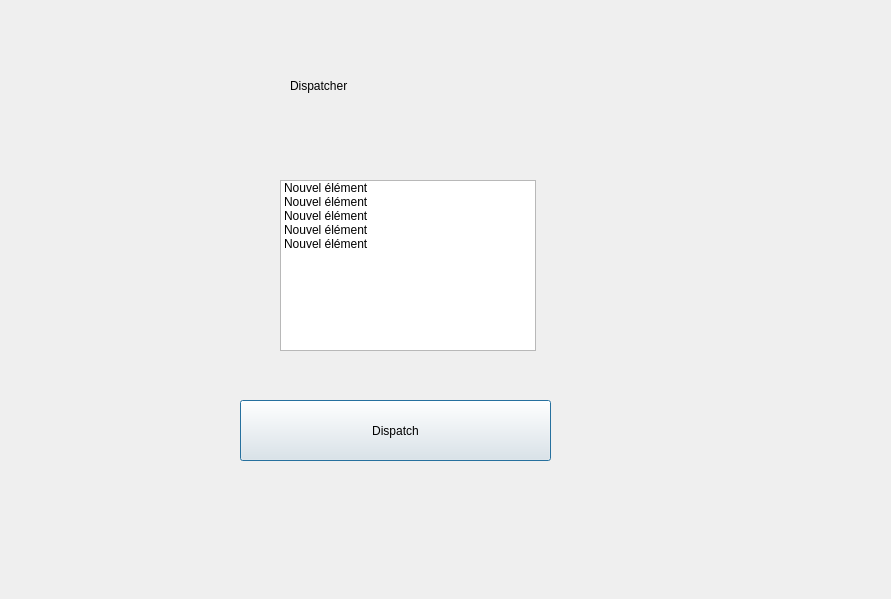
Old version of the form SmartOrderManager/dispatcher_interface.ui in the repository nassimlnd/SmartOrderManager.
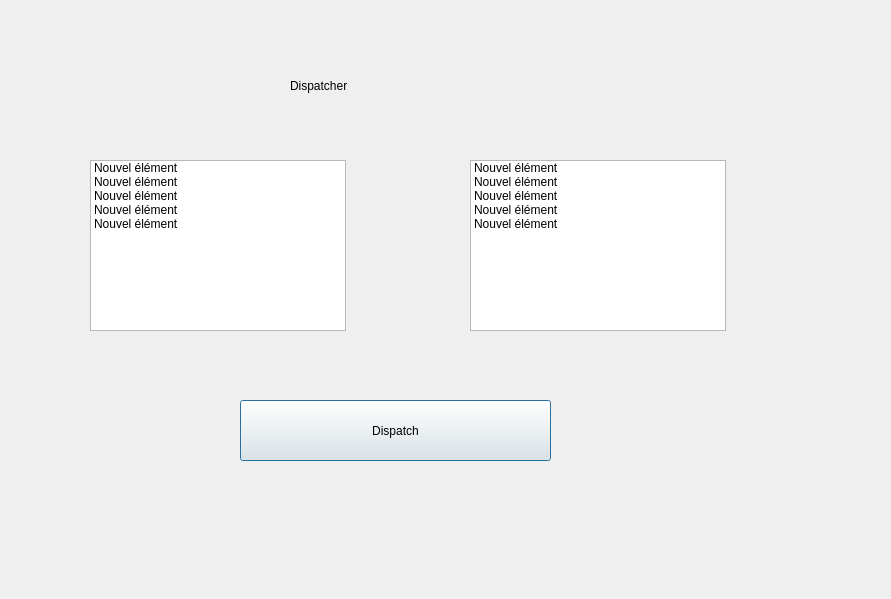
New version of the form.

Commit message: interface graphiques

What changed in the file:
```diff
--- a/SmartOrderManager/dispatcher_interface.ui
+++ b/SmartOrderManager/dispatcher_interface.ui
@@ -16,8 +16,8 @@
   <widget class="QListWidget" name="listWidget_colis">
    <property name="geometry">
     <rect>
-     <x>280</x>
-     <y>180</y>
+     <x>90</x>
+     <y>160</y>
      <width>256</width>
      <height>171</height>
     </rect>
@@ -74,6 +74,41 @@
     <string>Dispatch</string>
    </property>
   </widget>
+  <widget class="QListWidget" name="listWidget_colis_2">
+   <property name="geometry">
+    <rect>
+     <x>470</x>
+     <y>160</y>
+     <width>256</width>
+     <height>171</height>
+    </rect>
+   </property>
+   <item>
+    <property name="text">
+     <string>Nouvel élément</string>
+    </property>
+   </item>
+   <item>
+    <property name="text">
+     <string>Nouvel élément</string>
+    </property>
+   </item>
+   <item>
+    <property name="text">
+     <string>Nouvel élément</string>
+    </property>
+   </item>
+   <item>
+    <property name="text">
+     <string>Nouvel élément</string>
+    </property>
+   </item>
+   <item>
+    <property name="text">
+     <string>Nouvel élément</string>
+    </property>
+   </item>
+  </widget>
  </widget>
  <resources/>
  <connections/>
```
The commit also changes 7 other files.
